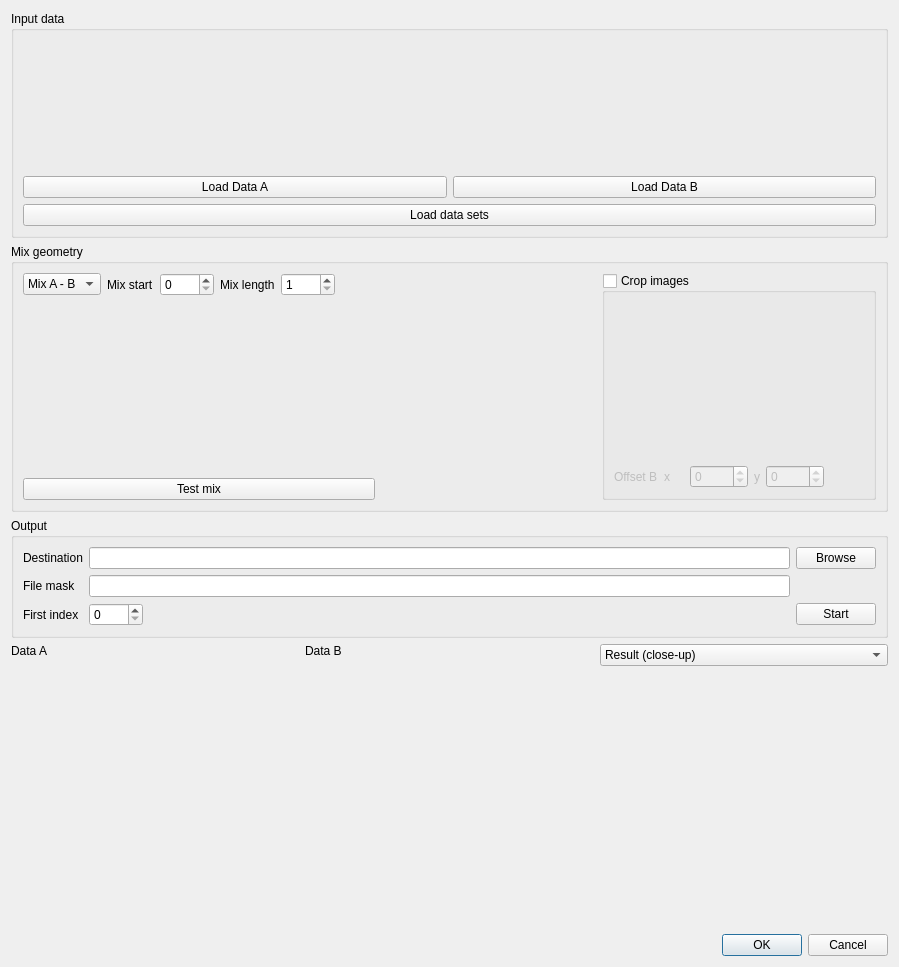
Qt form applications/kiptool/src/mergevolumesdialog.ui (neutronimaging/imagingsuite) before a commit.
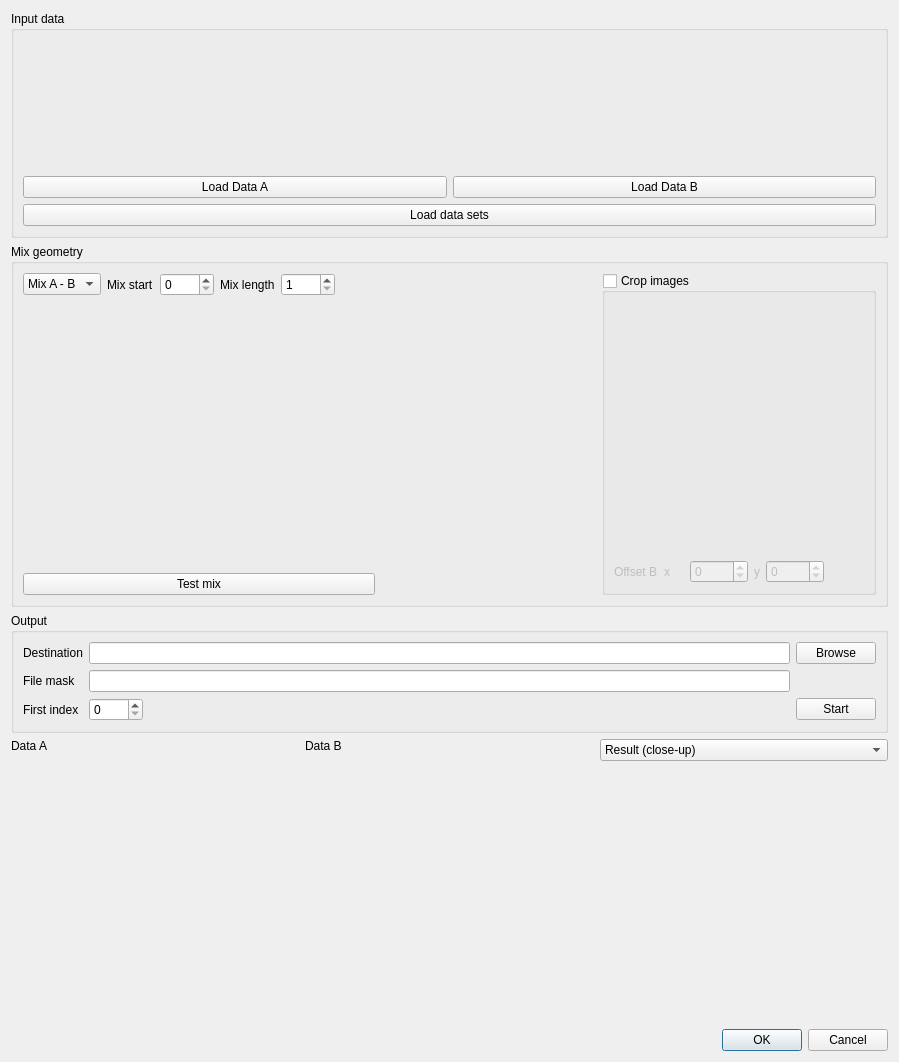
The same form after that commit. Custom widgets are drawn as their Qt base class.

Commit message: Updated the dialogs with support for uxROIwidget and filelist modified signal.

```diff
--- a/applications/kiptool/src/mergevolumesdialog.ui
+++ b/applications/kiptool/src/mergevolumesdialog.ui
@@ -7,7 +7,7 @@
     <x>0</x>
     <y>0</y>
     <width>899</width>
-    <height>967</height>
+    <height>1062</height>
    </rect>
   </property>
   <property name="windowTitle">
```
Left out of the diff: 5 changed lines with no effect on the pictures. The commit also changes 4 other files.
